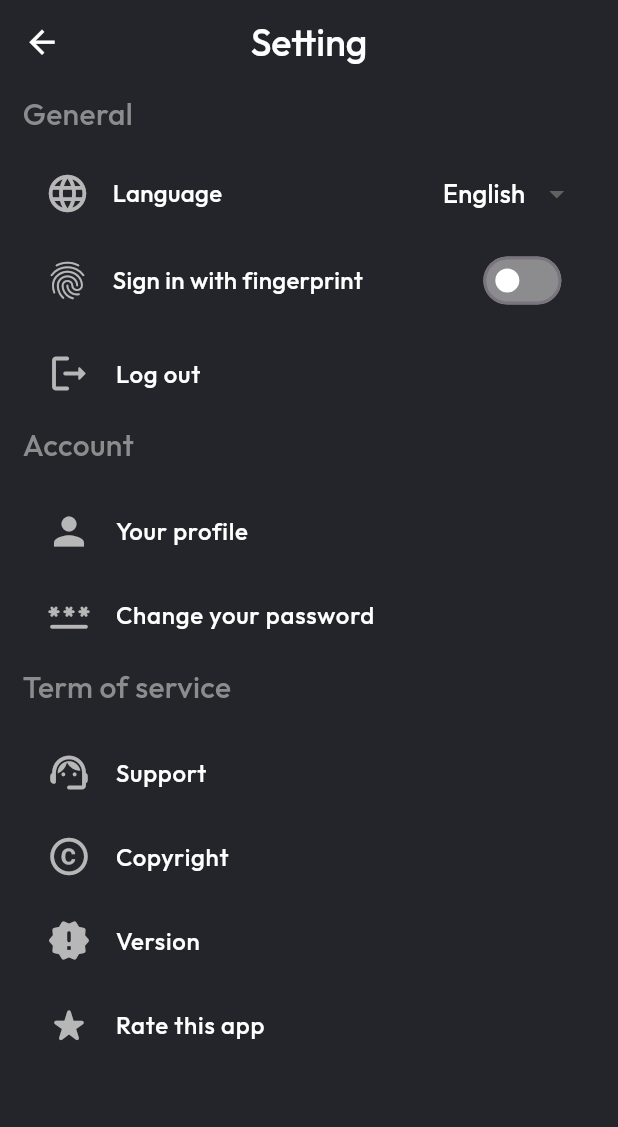
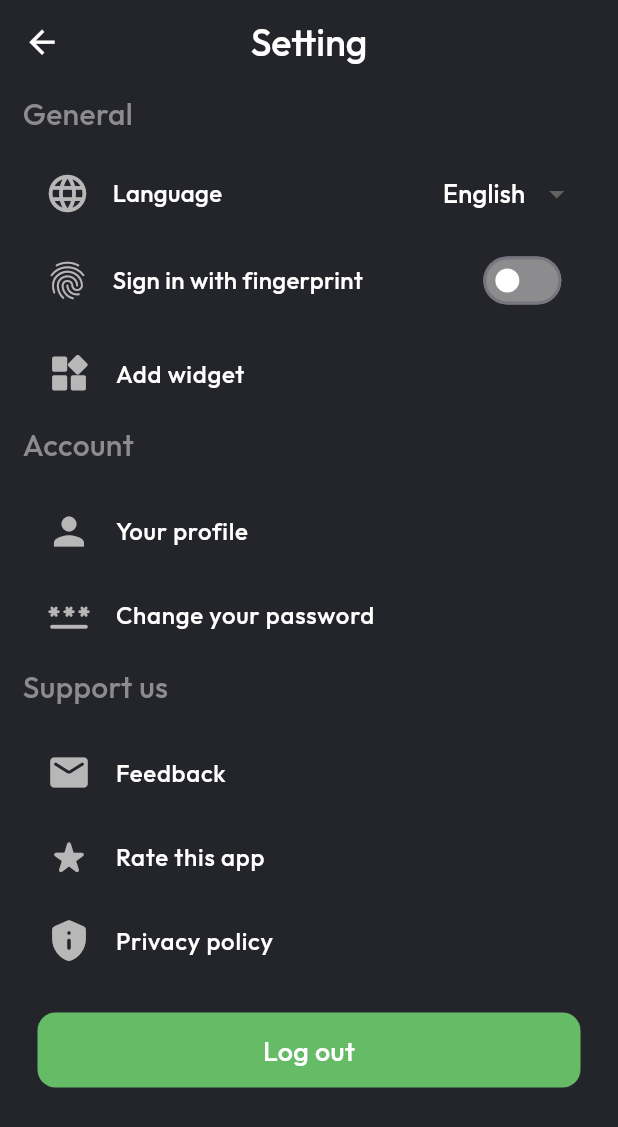
Before and after one commit to FlutterProjectTemplate/SmartCity, a Flutter app: the SettingUi screen opened by its route, on a phone screen of 412 x 824 dp. Shown: the top 1127 px of the screen. Run offline on Flutter 3.47's test engine with Material 3 defaults, Android fonts, the phone set to English and light mode, and no system bars; our stand-ins replace bloc, circular_countdown_timer, connectivity_plus, dio, equatable, firebase_core and 14 more; missing offline and left inert: dart:html, smart_auth, universal_html; accounts and stored records are empty.

Commit message:
feat: create profile screen

```diff
--- a/smart_city/lib/view/setting/setting_ui.dart
+++ b/smart_city/lib/view/setting/setting_ui.dart
@@ -2,8 +2,11 @@ import 'package:flutter/material.dart';
 import 'package:go_router/go_router.dart';
 import 'package:smart_city/base/sqlite_manager/sqlite_manager.dart';
 import 'package:smart_city/base/store/shared_preference_data.dart';
+import 'package:smart_city/base/widgets/button.dart';
+import 'package:smart_city/base/widgets/custom_alert_dialog.dart';
 import 'package:smart_city/constant_value/const_colors.dart';
 import 'package:smart_city/constant_value/const_fonts.dart';
+import 'package:smart_city/model/user/user_info.dart';
 
 class SettingUi extends StatefulWidget {
   const SettingUi({super.key});
@@ -39,7 +42,8 @@ class _SettingUiState extends State<SettingUi> {
         ),
       ),
       backgroundColor: ConstColors.surfaceColor,
-      body: Column(
+      body: SingleChildScrollView(
+        child: Column(
           crossAxisAlignment: CrossAxisAlignment.start,
           children: [
             Padding(
@@ -105,26 +109,34 @@ class _SettingUiState extends State<SettingUi> {
               ],
             ),
             const SizedBox(height: 10),
-          _lineButton(title: "Log out", icon: Icons.logout_rounded,
-              onPressed: ()async{
-                context.go('/login');
-                await SharedPreferenceData.setLogOut();
-          }),
+            _lineButton(title: "Add widget",icon:  Icons.widgets_rounded,onPressed: (){}),
             Padding(
               padding: const EdgeInsets.only(left: 15,top: 5,bottom: 15),
               child: Text("Account",style: ConstFonts().copyWithTitle(fontSize: 20,color: ConstColors.tertiaryColor),),
             ),
-          _lineButton(title: "Your profile",icon:  Icons.person, onPressed: (){}),
+            _lineButton(title: "Your profile",icon:  Icons.person, onPressed: ()async{
+              UserInfo? userInfo = await SqliteManager.getInstance.getCurrentLoginUserInfo();
+              context.go('/map/setting/profile',extra: userInfo);
+            }),
             _lineButton(title: "Change your password",icon:  Icons.password_rounded,onPressed:  (){}),
             Padding(
               padding: const EdgeInsets.only(left: 15,top: 5,bottom: 15),
-            child: Text("Term of service",style: ConstFonts().copyWithTitle(fontSize: 20,color: ConstColors.tertiaryColor),),
+              child: Text("Support us",style: ConstFonts().copyWithTitle(fontSize: 20,color: ConstColors.tertiaryColor),),
             ),
-          _lineButton(title: "Support",icon:  Icons.support_agent_rounded,onPressed: (){}),
-          _lineButton(title: "Copyright", icon: Icons.copyright_rounded,onPressed: (){}),
-          _lineButton(title: "Version",icon:  Icons.new_releases_rounded,onPressed:  (){}),
-          _lineButton(title: "Rate this app", icon: Icons.star_rate_rounded, onPressed: (){})
+            _lineButton(title: "Feedback",icon:  Icons.mail_rounded,onPressed: (){}),
+            _lineButton(title: "Rate this app", icon: Icons.star_rate_rounded, onPressed: (){}),
+            _lineButton(title: "Privacy policy", icon: Icons.privacy_tip_rounded,onPressed: (){}),
+            const SizedBox(height: 20),
+            GestureDetector(
+              onTap: ()async{
+                await SharedPreferenceData.setLogOut();
+                context.go('/login');
+              },
+              child: Center(
+                  child: Button(width: width-50, height: 50, color: ConstColors.primaryColor, isCircle: false, child: Text("Log out",style:ConstFonts().copyWithTitle(fontSize: 18))).getButton()),
+            )
           ],
+        ),
       ),
     );
   }
@@ -133,7 +145,6 @@ class _SettingUiState extends State<SettingUi> {
     _isFingerprintEnabled = await SharedPreferenceData.checkSignInBiometric();
     setState(() {});
   }
-
 
   Widget _lineButton({required String title,required IconData icon,required Function() onPressed}){
     return Padding(
```
Lines whose indentation alone changed are shown as unchanged.
